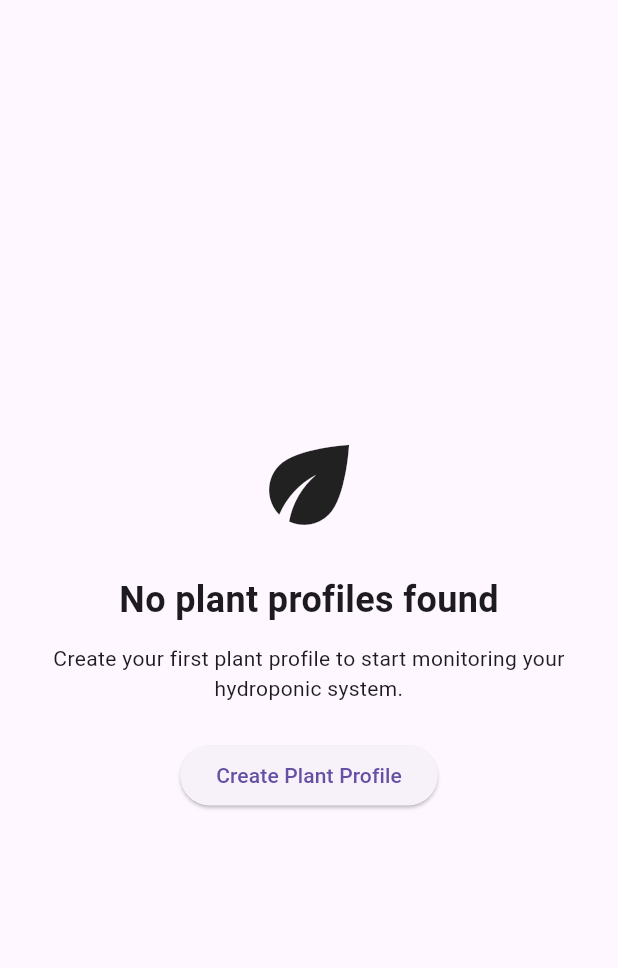
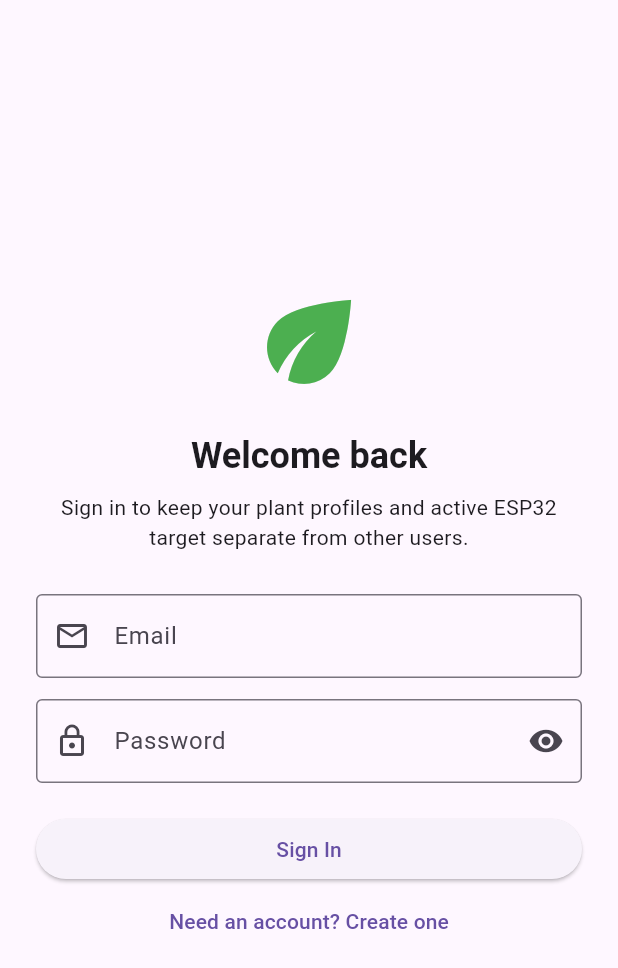
Before and after one commit to CluelessYara/Hydroponic-Firebase, a Flutter app: the screen it shows after launch, on a phone screen of 412 x 824 dp. Shown: the top 968 px of the screen. Run offline on Flutter 3.47's test engine with Material 3 defaults, Android fonts, the phone set to English and light mode, and no system bars; our stand-ins replace firebase_auth, firebase_core, firebase_database, sqflite; accounts and stored records are empty.

Commit message:
Add Firebase auth and per-user RTDB paths

```diff
--- a/lib/main.dart
+++ b/lib/main.dart
@@ -3,8 +3,10 @@ import 'package:provider/provider.dart';
 import 'package:firebase_core/firebase_core.dart';
 
 import 'firebase_options.dart';
+import 'providers/app_auth_provider.dart';
 import 'providers/plant_provider.dart';
 import 'providers/sensor_provider.dart';
+import 'screens/auth_screen.dart';
 import 'screens/empty_state_screen.dart';
 import 'screens/dashboard_screen.dart';
 
@@ -21,19 +23,45 @@ class MyApp extends StatelessWidget {
 
   @override
   Widget build(BuildContext context) {
+    return ChangeNotifierProvider(
+      create: (_) => AppAuthProvider(),
+      child: const MaterialApp(
+        debugShowCheckedModeBanner: false,
+        home: AuthGate(),
+      ),
+    );
+  }
+}
+
+class AuthGate extends StatelessWidget {
+  const AuthGate({super.key});
+
+  @override
+  Widget build(BuildContext context) {
+    final authProvider = context.watch<AppAuthProvider>();
+    final user = authProvider.user;
+
+    if (authProvider.isLoading) {
+      return const Scaffold(
+        body: Center(child: CircularProgressIndicator()),
+      );
+    }
+
+    if (user == null) {
+      return const AuthScreen();
+    }
+
     return MultiProvider(
+      key: ValueKey(user.uid),
       providers: [
         ChangeNotifierProvider(
-          create: (_) => PlantProvider()..loadPlants(),
+          create: (_) => PlantProvider(uid: user.uid)..loadPlants(),
         ),
         ChangeNotifierProvider(
-          create: (_) => SensorProvider()..startListening(),
+          create: (_) => SensorProvider(uid: user.uid)..startListening(),
         ),
       ],
-      child: const MaterialApp(
-        debugShowCheckedModeBanner: false,
-        home: RootScreen(),
-      ),
+      child: const RootScreen(),
     );
   }
 }
@@ -45,6 +73,12 @@ class RootScreen extends StatelessWidget {
   Widget build(BuildContext context) {
     final plantProvider = context.watch<PlantProvider>();
 
+    if (plantProvider.isLoading && !plantProvider.hasPlants) {
+      return const Scaffold(
+        body: Center(child: CircularProgressIndicator()),
+      );
+    }
+
     if (plantProvider.hasPlants) {
       return const DashboardScreen();
     } else {
--- /dev/null
+++ b/lib/providers/app_auth_provider.dart
@@ -0,0 +1,90 @@
+import 'dart:async';
+import 'package:firebase_auth/firebase_auth.dart';
+import 'package:flutter/material.dart';
+import '../services/auth_service.dart';
+
+class AppAuthProvider extends ChangeNotifier {
+  AppAuthProvider() {
+    _subscription = _authService.authStateChanges.listen((user) {
+      _user = user;
+      _isLoading = false;
+      notifyListeners();
+    });
+  }
+
+  final AuthService _authService = AuthService();
+  StreamSubscription<User?>? _subscription;
+
+  User? _user;
+  bool _isLoading = true;
+  String? _error;
+
+  User? get user => _user;
+  bool get isLoading => _isLoading;
+  bool get isSignedIn => _user != null;
+  String? get error => _error;
+
+  Future<void> signIn({required String email, required String password}) async {
+    await _runAuthAction(
+      () => _authService.signIn(email: email, password: password),
+    );
+  }
+
+  Future<void> createAccount({
+    required String email,
+    required String password,
+  }) async {
+    await _runAuthAction(
+      () => _authService.createAccount(email: email, password: password),
+    );
+  }
+
+  Future<void> signOut() async {
+    _error = null;
+    await _authService.signOut();
+  }
+
+  Future<void> _runAuthAction(Future<dynamic> Function() action) async {
+    _isLoading = true;
+    _error = null;
+    notifyListeners();
+
+    try {
+      await action();
+    } on FirebaseAuthException catch (error) {
+      _error = _friendlyAuthMessage(error);
+      rethrow;
+    } catch (error) {
+      _error = 'Authentication failed: $error';
+      rethrow;
+    } finally {
+      _isLoading = false;
+      notifyListeners();
+    }
+  }
+
+  String _friendlyAuthMessage(FirebaseAuthException error) {
+    switch (error.code) {
+      case 'invalid-email':
+        return 'Please enter a valid email address.';
+      case 'user-not-found':
+      case 'wrong-password':
+      case 'invalid-credential':
+        return 'The email or password is incorrect.';
+      case 'email-already-in-use':
+        return 'An account already exists for that email address.';
+      case 'weak-password':
+        return 'Please choose a stronger password.';
+      case 'network-request-failed':
+        return 'Network error. Check your connection and try again.';
+      default:
+        return error.message ?? 'Authentication failed. Please try again.';
+    }
+  }
+
+  @override
+  void dispose() {
+    _subscription?.cancel();
+    super.dispose();
+  }
+}
--- a/lib/providers/plant_provider.dart
+++ b/lib/providers/plant_provider.dart
@@ -1,13 +1,19 @@
 import 'package:flutter/material.dart';
 import '../models/plant_profile.dart';
-import '../services/database_service.dart';
 import '../services/firebase_service.dart';
-final FirebaseService _firebaseService = FirebaseService();
 
 class PlantProvider extends ChangeNotifier {
+  PlantProvider({required String uid}) : _firebaseService = FirebaseService(uid: uid);
+
+  final FirebaseService _firebaseService;
+
   List<PlantProfile> _plants = [];
+  bool _isLoading = false;
+  String? _error;
 
   List<PlantProfile> get plants => _plants;
+  bool get isLoading => _isLoading;
+  String? get error => _error;
 
   PlantProfile? get activePlant {
     try {
@@ -20,50 +26,68 @@ class PlantProvider extends ChangeNotifier {
   bool get hasPlants => _plants.isNotEmpty;
 
   Future<void> loadPlants() async {
-    _plants = await DatabaseService.instance.getPlants();
+    _setLoading(true);
+    try {
+      _plants = await _firebaseService.getPlantProfiles();
 
-    if (_plants.isNotEmpty && !_plants.any((p) => p.isActive)) {
-      final first = _plants.first;
-      if (first.id != null) {
-        await DatabaseService.instance.setActivePlant(first.id!);
-        _plants = await DatabaseService.instance.getPlants();
+      if (_plants.isNotEmpty && !_plants.any((p) => p.isActive)) {
+        final first = _plants.first;
+        if (first.id != null) {
+          await setActivePlant(first.id!);
+          return;
+        }
       }
+
+      _error = null;
+      notifyListeners();
+    } catch (error) {
+      _error = 'Unable to load plant profiles: $error';
+      notifyListeners();
+    } finally {
+      _setLoading(false);
     }
-
-    notifyListeners();
   }
 
   Future<void> addPlant(PlantProfile plant) async {
-    await DatabaseService.instance.insertPlant(plant);
-    await loadPlants();
+    try {
+      final shouldActivate = _plants.isEmpty;
+      final id = await _firebaseService.savePlantProfile(plant);
+      await loadPlants();
 
-    if (_plants.length == 1 && _plants.first.id != null) {
-      await setActivePlant(_plants.first.id!);
+      if (shouldActivate) {
+        await setActivePlant(id);
+      }
+    } catch (error) {
+      _error = 'Unable to save plant profile: $error';
+      notifyListeners();
+      rethrow;
     }
   }
 
-  Future<void> setActivePlant(int id) async {
-    await DatabaseService.instance.setActivePlant(id);
+  Future<void> setActivePlant(String id) async {
+    final selectedPlant = _plants.firstWhere((plant) => plant.id == id);
+    await _firebaseService.setActiveProfile(selectedPlant);
     await loadPlants();
-    final active = activePlant;
-    if (active != null) {
-      print('Uploading active profile: ${active.name}');
-      await _firebaseService.uploadActiveProfile(active);
-  }
   }
 
   Future<void> updatePlant(PlantProfile plant) async {
-    await DatabaseService.instance.updatePlant(plant);
-    await loadPlants();
-    final active = activePlant;
-    if (active != null) {
-      print('Uploading active profile: ${active.name}');
-      await _firebaseService.uploadActiveProfile(active);
-  }
+    try {
+      await _firebaseService.savePlantProfile(plant);
+      await loadPlants();
+
+      final active = activePlant;
+      if (active != null && active.id == plant.id) {
+        await _firebaseService.setActiveProfile(active);
+      }
+    } catch (error) {
+      _error = 'Unable to update plant profile: $error';
+      notifyListeners();
+      rethrow;
+    }
   }
 
-  Future<void> deletePlant(int id) async {
-    await DatabaseService.instance.deletePlant(id);
+  Future<void> deletePlant(String id) async {
+    await _firebaseService.deletePlantProfile(id);
     await loadPlants();
 
     if (_plants.isNotEmpty && !_plants.any((p) => p.isActive)) {
@@ -73,4 +97,10 @@ class PlantProvider extends ChangeNotifier {
       }
     }
   }
+
+  void _setLoading(bool isLoading) {
+    if (_isLoading == isLoading) return;
+    _isLoading = isLoading;
+    notifyListeners();
+  }
 }
--- a/lib/providers/sensor_provider.dart
+++ b/lib/providers/sensor_provider.dart
@@ -5,7 +5,9 @@ import '../models/system_status.dart';
 import '../services/firebase_service.dart';
 
 class SensorProvider extends ChangeNotifier {
-  final FirebaseService _firebaseService = FirebaseService();
+  SensorProvider({required String uid}) : _firebaseService = FirebaseService(uid: uid);
+
+  final FirebaseService _firebaseService;
   StreamSubscription<DatabaseEvent>? _subscription;
 
   SystemStatus? _currentStatus;
@@ -21,6 +23,9 @@ class SensorProvider extends ChangeNotifier {
       final data = event.snapshot.value;
 
       if (data == null) {
+        _currentStatus = null;
+        _warnings = [];
+        notifyListeners();
         return;
       }
 
@@ -30,8 +35,7 @@ class SensorProvider extends ChangeNotifier {
 
       final warningsRaw = map['warnings'];
       if (warningsRaw is Map) {
-        warningsList =
-            warningsRaw.values.map((e) => e.toString()).toList();
+        warningsList = warningsRaw.values.map((e) => e.toString()).toList();
       } else if (warningsRaw is List) {
         warningsList = warningsRaw.map((e) => e.toString()).toList();
       }
--- /dev/null
+++ b/lib/screens/auth_screen.dart
@@ -0,0 +1,168 @@
+import 'package:flutter/material.dart';
+import 'package:provider/provider.dart';
+import '../providers/app_auth_provider.dart';
+
+class AuthScreen extends StatefulWidget {
+  const AuthScreen({super.key});
+
+  @override
+  State<AuthScreen> createState() => _AuthScreenState();
+}
+
+class _AuthScreenState extends State<AuthScreen> {
+  final _formKey = GlobalKey<FormState>();
+  final _emailController = TextEditingController();
+  final _passwordController = TextEditingController();
+  bool _isCreatingAccount = false;
+  bool _obscurePassword = true;
+
+  @override
+  void dispose() {
+    _emailController.dispose();
+    _passwordController.dispose();
+    super.dispose();
+  }
+
+  @override
+  Widget build(BuildContext context) {
+    final authProvider = context.watch<AppAuthProvider>();
+
+    return Scaffold(
+      body: SafeArea(
+        child: Center(
+          child: SingleChildScrollView(
+            padding: const EdgeInsets.all(24),
+            child: Form(
+              key: _formKey,
+              child: Column(
+                mainAxisAlignment: MainAxisAlignment.center,
+                crossAxisAlignment: CrossAxisAlignment.stretch,
+                children: [
+                  const Icon(Icons.eco, size: 84, color: Colors.green),
+                  const SizedBox(height: 18),
+                  Text(
+                    _isCreatingAccount ? 'Create your account' : 'Welcome back',
+                    textAlign: TextAlign.center,
+                    style: Theme.of(context).textTheme.headlineSmall?.copyWith(
+                          fontWeight: FontWeight.bold,
+                        ),
+                  ),
+                  const SizedBox(height: 8),
+                  Text(
+                    'Sign in to keep your plant profiles and active ESP32 target separate from other users.',
+                    textAlign: TextAlign.center,
+                    style: Theme.of(context).textTheme.bodyMedium,
+                  ),
+                  const SizedBox(height: 28),
+                  TextFormField(
+                    controller: _emailController,
+                    keyboardType: TextInputType.emailAddress,
+                    autofillHints: const [AutofillHints.email],
+                    decoration: const InputDecoration(
+                      labelText: 'Email',
+                      border: OutlineInputBorder(),
+                      prefixIcon: Icon(Icons.email_outlined),
+                    ),
+                    validator: (value) {
+                      final email = value?.trim() ?? '';
+                      if (email.isEmpty) return 'Email is required';
+                      if (!email.contains('@')) return 'Enter a valid email';
+                      return null;
+                    },
+                  ),
+                  const SizedBox(height: 14),
+                  TextFormField(
+                    controller: _passwordController,
+                    obscureText: _obscurePassword,
+                    autofillHints: const [AutofillHints.password],
+                    decoration: InputDecoration(
+                      labelText: 'Password',
+                      border: const OutlineInputBorder(),
+                      prefixIcon: const Icon(Icons.lock_outline),
+                      suffixIcon: IconButton(
+                        icon: Icon(
+                          _obscurePassword ? Icons.visibility : Icons.visibility_off,
+                        ),
+                        onPressed: () {
+                          setState(() => _obscurePassword = !_obscurePassword);
+                        },
+                      ),
+                    ),
+                    validator: (value) {
+                      final password = value ?? '';
+                      if (password.isEmpty) return 'Password is required';
+                      if (_isCreatingAccount && password.length < 6) {
+                        return 'Use at least 6 characters';
+                      }
+                      return null;
+                    },
+                  ),
+                  if (authProvider.error != null) ...[
+                    const SizedBox(height: 14),
+                    _errorBanner(authProvider.error!),
+                  ],
+                  const SizedBox(height: 20),
+                  ElevatedButton(
+                    onPressed: authProvider.isLoading ? null : _submit,
+                    child: authProvider.isLoading
+                        ? const SizedBox(
+                            height: 20,
+                            width: 20,
+                            child: CircularProgressIndicator(strokeWidth: 2),
+                          )
+                        : Text(_isCreatingAccount ? 'Create Account' : 'Sign In'),
+                  ),
+                  TextButton(
+                    onPressed: authProvider.isLoading
+                        ? null
+                        : () {
+                            setState(() => _isCreatingAccount = !_isCreatingAccount);
+                          },
+                    child: Text(
+                      _isCreatingAccount
+                          ? 'Already have an account? Sign in'
+                          : 'Need an account? Create one',
+                    ),
+                  ),
+                ],
+              ),
+            ),
+          ),
+        ),
+      ),
+    );
+  }
+
+  Future<void> _submit() async {
+    if (!_formKey.currentState!.validate()) return;
+
+    final authProvider = context.read<AppAuthProvider>();
+    final email = _emailController.text.trim();
+    final password = _passwordController.text;
+
+    try {
+      if (_isCreatingAccount) {
+        await authProvider.createAccount(email: email, password: password);
+      } else {
+        await authProvider.signIn(email: email, password: password);
+      }
+    } catch (_) {
+      // The provider exposes a user-friendly error message in the form.
+    }
+  }
+
+  Widget _errorBanner(String message) {
+    return Container(
+      padding: const EdgeInsets.all(12),
+      decoration: BoxDecoration(
+        color: Colors.red.withOpacity(0.12),
+        border: Border.all(color: Colors.red),
+        borderRadius: BorderRadius.circular(8),
+      ),
+      child: Text(
+        message,
+        style: const TextStyle(color: Colors.red),
+      ),
+    );
+  }
+}
--- /dev/null
+++ b/lib/services/auth_service.dart
@@ -0,0 +1,32 @@
+import 'package:firebase_auth/firebase_auth.dart';
+
+class AuthService {
+  final FirebaseAuth _auth = FirebaseAuth.instance;
+
+  Stream<User?> get authStateChanges => _auth.authStateChanges();
+  User? get currentUser => _auth.currentUser;
+
+  Future<UserCredential> signIn({
+    required String email,
+    required String password,
+  }) {
+    return _auth.signInWithEmailAndPassword(
+      email: email.trim(),
+      password: password,
+    );
+  }
+
+  Future<UserCredential> createAccount({
+    required String email,
+    required String password,
+  }) {
+    return _auth.createUserWithEmailAndPassword(
+      email: email.trim(),
+      password: password,
+    );
+  }
+
+  Future<void> signOut() {
+    return _auth.signOut();
+  }
+}
--- a/lib/services/firebase_service.dart
+++ b/lib/services/firebase_service.dart
@@ -2,29 +2,77 @@ import 'package:firebase_database/firebase_database.dart';
 import '../models/plant_profile.dart';
 
 class FirebaseService {
+  FirebaseService({required this.uid});
+
+  final String uid;
+
   final FirebaseDatabase _database = FirebaseDatabase.instanceFor(
     app: FirebaseDatabase.instance.app,
     databaseURL:
         'https://hydroponic-system-61a0f-default-rtdb.asia-southeast1.firebasedatabase.app',
   );
 
-  DatabaseReference get activeProfileRef => _database.ref('activeProfile');
-  DatabaseReference get systemStatusRef => _database.ref('systemStatus');
+  DatabaseReference get userRef => _database.ref('users/$uid');
+  DatabaseReference get plantProfilesRef => userRef.child('plantProfiles');
+  DatabaseReference get activeProfileRef => userRef.child('activeProfile');
+  DatabaseReference get systemStatusRef => userRef.child('systemStatus');
 
-  Future<void> uploadActiveProfile(PlantProfile plant) async {
-    await activeProfileRef.set({
-      'id': plant.id,
-      'name': plant.name,
-      'phMin': plant.phMin,
-      'phMax': plant.phMax,
-      'tempMin': plant.tempMin,
-      'tempMax': plant.tempMax,
-      'tdsMin': plant.tdsMin,
-      'tdsMax': plant.tdsMax,
-      'wateringCycleHours': plant.wateringCycleHours,
-      'isActive': plant.isActive,
-      'updatedAt': DateTime.now().toIso8601String(),
+  Future<List<PlantProfile>> getPlantProfiles() async {
+    final snapshot = await plantProfilesRef.get();
+    final value = snapshot.value;
+
+    if (value == null) return [];
+    if (value is! Map) return [];
+
+    return value.entries.map((entry) {
+      final data = Map<String, dynamic>.from(entry.value as Map);
+      return PlantProfile.fromMap(data, id: entry.key.toString());
+    }).toList()
+      ..sort((a, b) => a.name.toLowerCase().compareTo(b.name.toLowerCase()));
+  }
+
+  Future<String> savePlantProfile(PlantProfile plant) async {
+    final ref = plant.id == null
+        ? plantProfilesRef.push()
+        : plantProfilesRef.child(plant.id!);
+    final id = ref.key!;
+
+    await ref.set({
+      ...plant.copyWith(id: id).toMap(),
+      'updatedAt': ServerValue.timestamp,
     });
+
+    return id;
+  }
+
+  Future<void> deletePlantProfile(String id) async {
+    await plantProfilesRef.child(id).remove();
+  }
+
+  Future<void> setActiveProfile(PlantProfile plant) async {
+    if (plant.id == null) {
+      throw ArgumentError('Cannot activate a plant profile without an id.');
+    }
+
+    final profile = plant.copyWith(isActive: true);
+    final updates = <String, Object?>{
+      'activeProfile': {
+        ...profile.toMap(),
+        'ownerUid': uid,
+        'updatedAt': ServerValue.timestamp,
+      },
+      'plantProfiles/${plant.id}/isActive': true,
+      'plantProfiles/${plant.id}/updatedAt': ServerValue.timestamp,
+    };
+
+    final profiles = await getPlantProfiles();
+    for (final existing in profiles) {
+      if (existing.id != null && existing.id != plant.id) {
+        updates['plantProfiles/${existing.id}/isActive'] = false;
+      }
+    }
+
+    await userRef.update(updates);
   }
 
   Stream<DatabaseEvent> watchSystemStatus() {
--- a/pubspec.yaml
+++ b/pubspec.yaml
@@ -38,6 +38,7 @@ dependencies:
   provider: ^6.1.2
   path: ^1.9.1
   firebase_core: ^4.7.0
+  firebase_auth: ^6.5.1
   firebase_database: ^12.3.0
 
 dev_dependencies:
```
Also changed, not shown: database.rules.json (added, +21 -0 lines), lib/models/plant_profile.dart (+15 -15 lines), lib/screens/dashboard_screen.dart (+44 -1 lines), lib/screens/empty_state_screen.dart (+12 -0 lines), lib/services/database_service.dart (+14 -7 lines), firebase.json, 1 other file.
